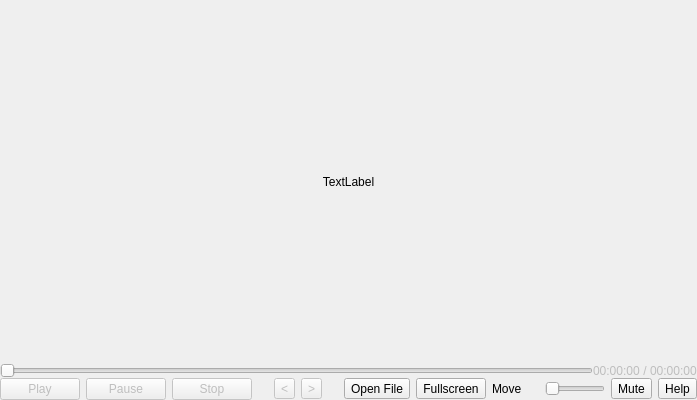
Above: src/player/player.ui from vkohaupt/vokoscreenNG before the change. Below: the same form after it.
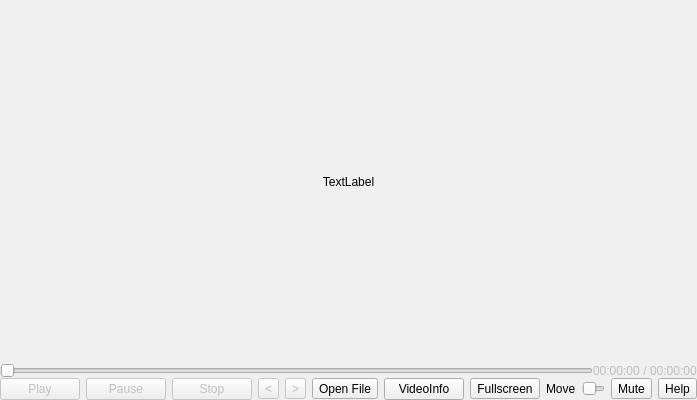
That is the form after the change. Custom widgets are drawn as their Qt base class.

Commit message: player doubelclick only left button

```diff
--- a/src/player/player.ui
+++ b/src/player/player.ui
@@ -298,6 +298,13 @@
               </property>
              </widget>
             </item>
+            <item>
+             <widget class="QPushButton" name="pushButtonVideoInfo">
+              <property name="text">
+               <string>VideoInfo</string>
+              </property>
+             </widget>
+            </item>
             <item>
              <widget class="QToolButton" name="toolButtonFullscreen">
               <property name="toolTip">
```
The commit also changes 2 other files.
